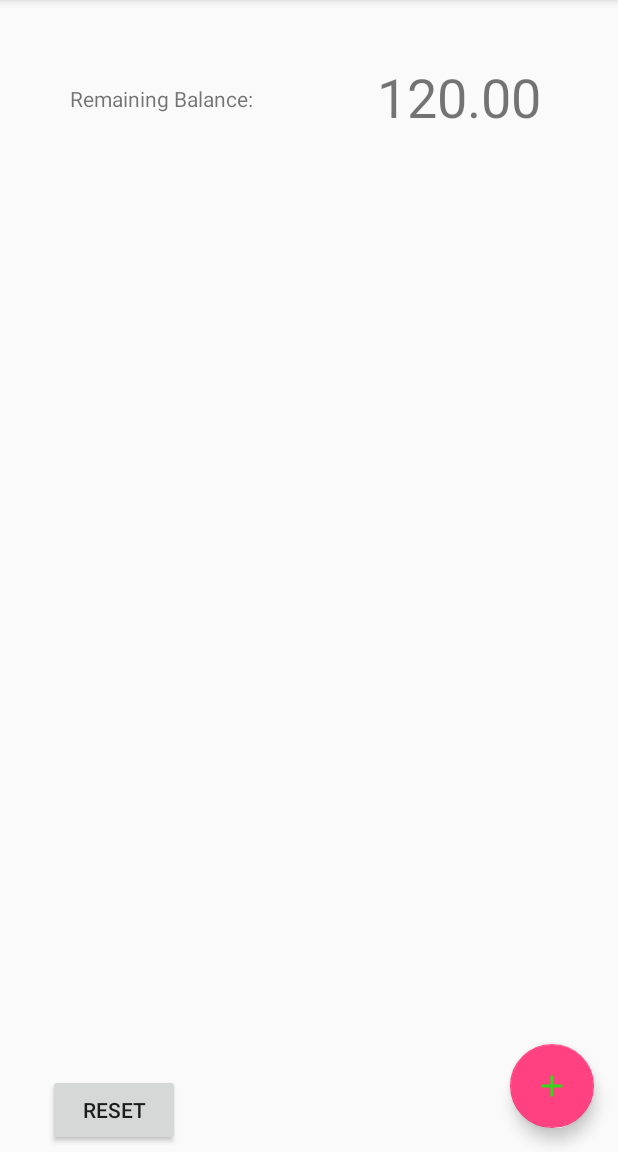
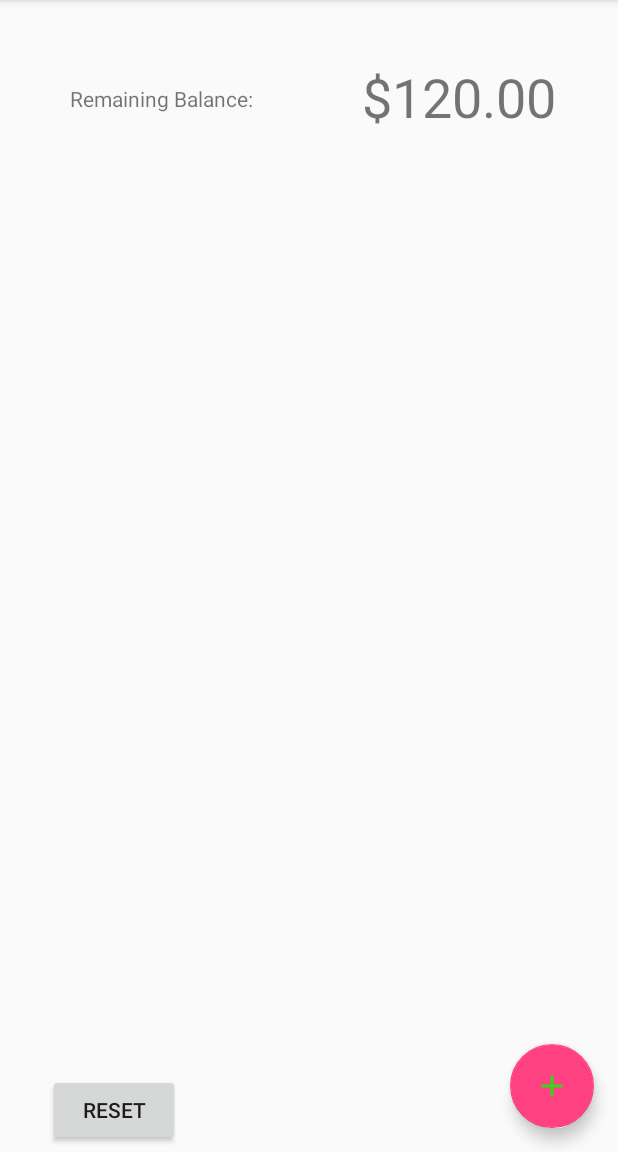
Before and after one commit to rmriales/Food-Budget-Tracker, an Android app: the screen it shows after launch (MainActivity), on a phone screen of 412 x 824 dp, the part 84-1236 px from its top. Run offline under Robolectric (Android 15) with nearby library versions, the phone set to English and light mode, and no system bars.

Commit message:
Fixes
Foxed balance miscalculation. Added String format for balance update.

```diff
--- a/app/src/main/java/com/example/ryan5/foodbudgettracker/MainActivity.java
+++ b/app/src/main/java/com/example/ryan5/foodbudgettracker/MainActivity.java
@@ -1,6 +1,7 @@
 package com.example.ryan5.foodbudgettracker;
 
 import android.content.Context;
+import android.content.res.Resources;
 import android.os.Bundle;
 import android.support.design.widget.FloatingActionButton;
 import android.support.design.widget.Snackbar;
@@ -27,7 +28,7 @@ public class MainActivity extends AppCompatActivity {
     private Button btnReset;
     private ListView listOfCharges;
     private TextView txtbalance;
-    private Double balance;
+    private Double balance = 120.00;
     private ChargesAdapter mChargesAdapter;
 
     @Override
@@ -47,6 +48,7 @@ public class MainActivity extends AppCompatActivity {
             }
         });
 
+
         btnReset = (Button) findViewById(R.id.btnReset);
         listOfCharges = (ListView) findViewById(R.id.chargeList);
         txtbalance = (TextView) findViewById(R.id.txtAmount);
@@ -60,7 +62,6 @@ public class MainActivity extends AppCompatActivity {
                 mChargesAdapter.delete();
             }
         });
-
 
     }
 
@@ -150,8 +151,11 @@ public class MainActivity extends AppCompatActivity {
 
             final Charges tempCharge = charges.get(item);
 
-            balance = Double.parseDouble(txtBalance.getText().toString());
-            txtBalance.setText(String.valueOf(balance - tempCharge.getAmount()));
+            Double balance =  120.00 - tempCharge.getAmount();
+
+            Resources res = getResources();
+            String text = String.format(res.getString(R.string.updated_balance), balance);
+            txtBalance.setText(text);
 
             txtPlace.setText(tempCharge.getPlace());
             txtAmount.setText(tempCharge.getAmount().toString());
--- a/app/src/main/res/values/strings.xml
+++ b/app/src/main/res/values/strings.xml
@@ -1,6 +1,7 @@
 <resources>
     <string name="app_name">Food Budget Tracker</string>
     <string name="action_settings">Settings</string>\
-    <string name="starting_balance">120.00</string>
+    <string name="starting_balance">$120.00</string>
+    <string name="updated_balance">$%1$f</string>
     <string name="rembal">Remaining Balance:</string>
 </resources>
```
